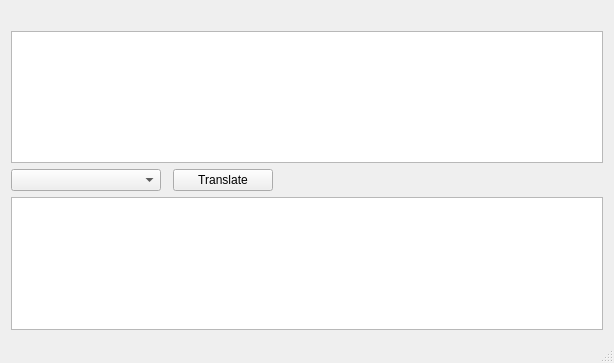
Before: the Qt Designer form mainwindow.ui in jjzhang166/MyTranslater, drawn with Qt 5.
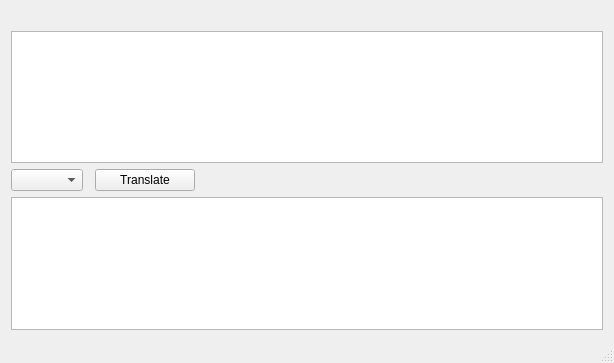
After: the same form once the commit is applied.

Patch:
```diff
--- a/mainwindow.ui
+++ b/mainwindow.ui
@@ -52,13 +52,13 @@
          <widget class="QComboBox" name="comboBox">
           <property name="minimumSize">
            <size>
-            <width>150</width>
+            <width>0</width>
             <height>0</height>
            </size>
           </property>
           <property name="maximumSize">
            <size>
-            <width>150</width>
+            <width>190</width>
             <height>16777215</height>
            </size>
           </property>
```
